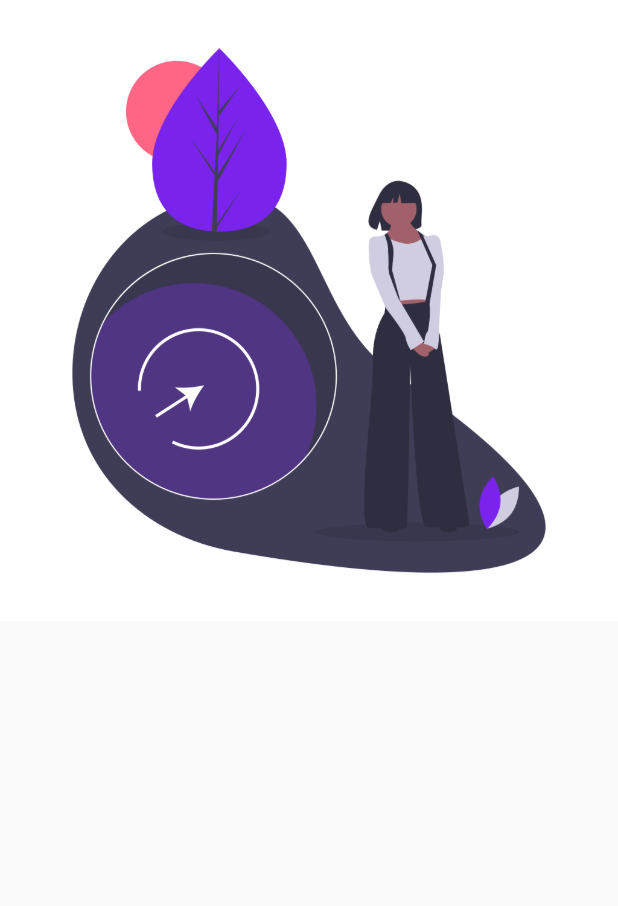
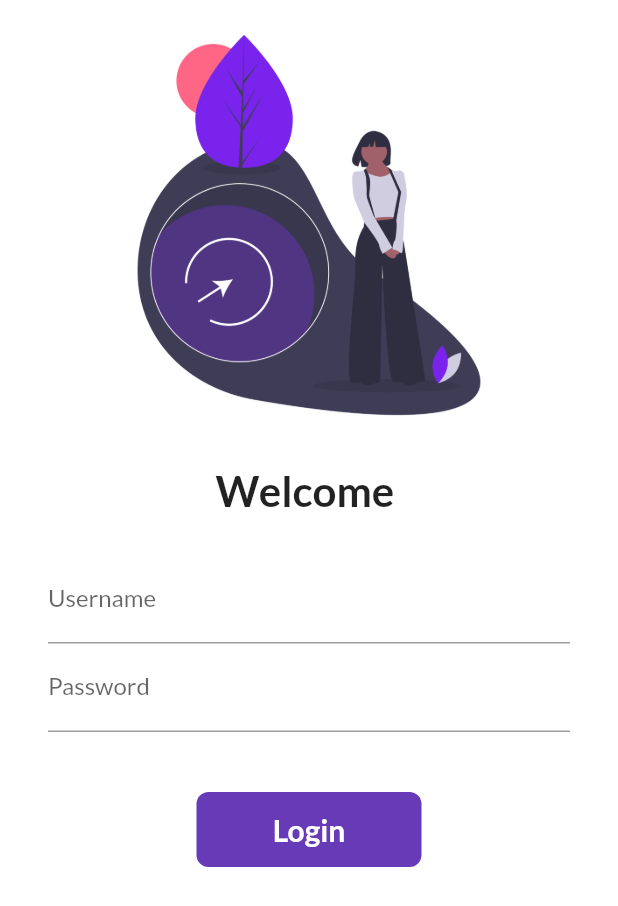
Before and after one commit to imanaspaul/myfirst_app, a Flutter app: the screen it shows after launch, on a phone screen of 412 x 824 dp. Shown: the top 906 px of the screen. Run offline on Flutter 3.47's test engine with Material 2 defaults, Android fonts, the phone set to English and light mode, and no system bars; our stand-ins replace google_fonts.

Commit message:
Button animation added

```diff
--- a/lib/main.dart
+++ b/lib/main.dart
@@ -1,6 +1,8 @@
 import 'package:flutter/material.dart';
 import 'package:myfirst_app/screens/home_page.dart';
 import 'package:myfirst_app/screens/login_page.dart';
+import 'package:google_fonts/google_fonts.dart';
+import 'package:myfirst_app/utils/route.dart';
 
 void main() {
   runApp(MyApp());
@@ -15,10 +17,13 @@ class MyApp extends StatelessWidget {
       darkTheme: ThemeData(brightness: Brightness.dark),
       theme: ThemeData(
         primarySwatch: Colors.deepPurple,
+        fontFamily: GoogleFonts.lato().fontFamily,
+        primaryTextTheme: GoogleFonts.latoTextTheme(),
       ),
       routes: {
         "/": (context) => LoginPage(),
-        "/login": (context) => HomePage(),
+        MyRoutes.homeRoute: (context) => HomePage(),
+        MyRoutes.loginRoute: (context) => HomePage(),
       },
     );
   }
--- a/lib/screens/login_page.dart
+++ b/lib/screens/login_page.dart
@@ -1,13 +1,117 @@
 import 'package:flutter/material.dart';
+import 'package:myfirst_app/utils/route.dart';
 
-class LoginPage extends StatelessWidget {
+class LoginPage extends StatefulWidget {
+  @override
+  _LoginPageState createState() => _LoginPageState();
+}
+
+class _LoginPageState extends State<LoginPage> {
+  String name = "";
+  bool changeButton = false;
+
   @override
   Widget build(BuildContext context) {
-    return Material(
-      child: Column(
-        children: [
-          Image.asset("assets/images/head.png"),
-        ],
+    return SafeArea(
+      child: Material(
+        color: Colors.white,
+        child: SingleChildScrollView(
+          child: Column(
+            children: [
+              Image.asset(
+                "assets/images/head.png",
+                fit: BoxFit.cover,
+                height: 300,
+              ),
+              SizedBox(
+                height: 10,
+              ),
+              Text(
+                "Welcome $name",
+                style: TextStyle(
+                  fontSize: 28,
+                  fontWeight: FontWeight.bold,
+                ),
+              ),
+              SizedBox(
+                height: 10,
+              ),
+              Padding(
+                padding: const EdgeInsets.symmetric(
+                  vertical: 16.0,
+                  horizontal: 32.0,
+                ),
+                child: Column(
+                  children: [
+                    TextFormField(
+                      decoration: InputDecoration(
+                        hintText: "Enter username",
+                        labelText: "Username",
+                      ),
+                      onChanged: (value) {
+                        setState(() {
+                          name = value;
+                        });
+                      },
+                    ),
+                    TextFormField(
+                      obscureText: true,
+                      decoration: InputDecoration(
+                        hintText: "Enter password",
+                        labelText: "Password",
+                      ),
+                    ),
+                    SizedBox(
+                      height: 40.0,
+                    ),
+                    // ElevatedButton(
+                    //   onPressed: () {
+                    //     Navigator.pushNamed(context, MyRoutes.homeRoute);
+                    //   },
+                    //   child: Text("Login"),
+                    //   style: TextButton.styleFrom(minimumSize: Size(150, 40)),
+                    // )
+                    InkWell(
+                      onTap: () async {
+                        setState(() {
+                          changeButton = true;
+                        });
+                        await Future.delayed(Duration(milliseconds: 1200));
+                        Navigator.pushNamed(context, MyRoutes.homeRoute);
+                      },
+                      child: AnimatedContainer(
+                        duration: Duration(seconds: 1),
+                        width: changeButton ? 50 : 150,
+                        height: 50,
+                        alignment: Alignment.center,
+                        decoration: BoxDecoration(
+                          color: Colors.deepPurple,
+                          // shape: changeButton
+                          //     ? BoxShape.circle
+                          //     : BoxShape.rectangle,
+                          borderRadius:
+                              BorderRadius.circular(changeButton ? 50 : 8),
+                        ),
+                        child: changeButton
+                            ? Icon(
+                                Icons.done,
+                                color: Colors.white,
+                              )
+                            : Text(
+                                "Login",
+                                style: TextStyle(
+                                    color: Colors.white,
+                                    fontWeight: FontWeight.bold,
+                                    fontSize: 20),
+                              ),
+                      ),
+                    )
+                  ],
+                ),
+              )
+            ],
+          ),
+        ),
       ),
     );
   }
--- /dev/null
+++ b/lib/utils/route.dart
@@ -0,0 +1,4 @@
+class MyRoutes {
+  static String loginRoute = "/login";
+  static String homeRoute = "/home";
+}
--- a/pubspec.yaml
+++ b/pubspec.yaml
@@ -32,6 +32,7 @@ dependencies:
 dev_dependencies:
   flutter_test:
     sdk: flutter
+  google_fonts: ^2.0.0
 
 # For information on the generic Dart part of this file, see the
 # following page: https://dart.dev/tools/pub/pubspec
```
Also changed, not shown: pubspec.lock.
